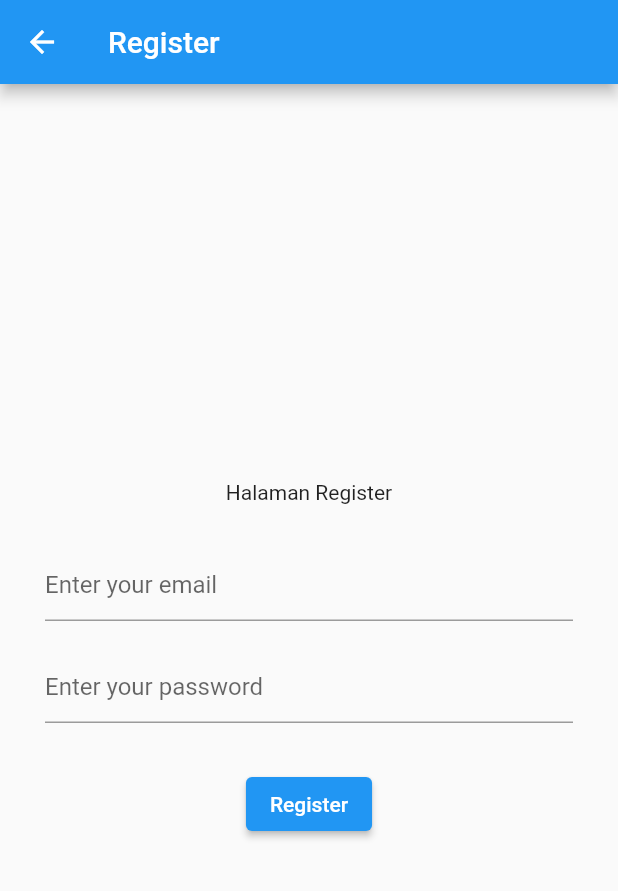
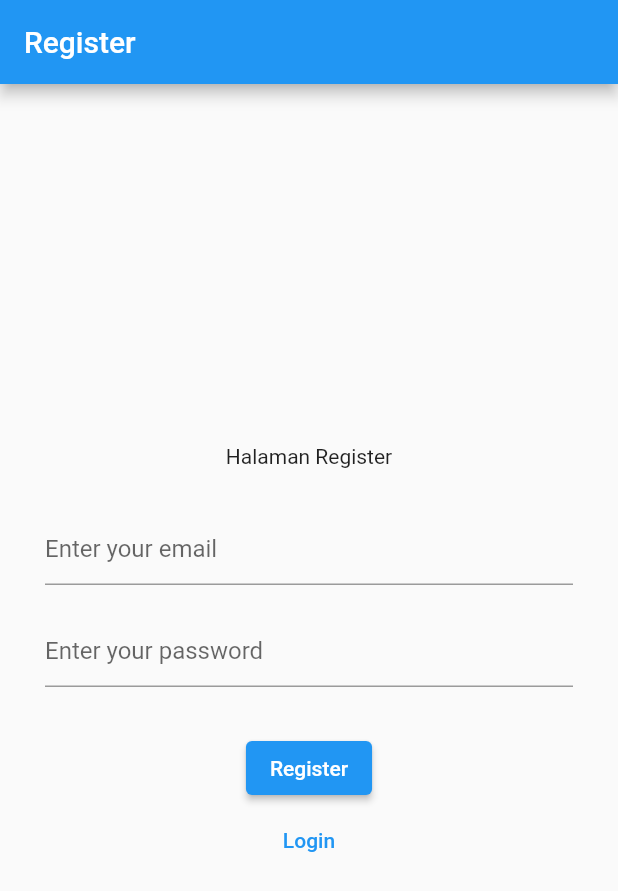
Before and after one commit to Elfeny7/Notes-App, a Flutter app: the RegisterView screen opened directly, on a phone screen of 412 x 824 dp. Shown: the top 891 px of the screen. Run offline on Flutter 3.47's test engine with Material 2 defaults, Android fonts, the phone set to English and light mode, and no system bars; our stand-ins replace firebase_auth, firebase_core; accounts and stored records are empty.

```diff
--- a/lib/views/register_view.dart
+++ b/lib/views/register_view.dart
@@ -1,8 +1,5 @@
 import 'package:firebase_auth/firebase_auth.dart';
-import 'package:firebase_core/firebase_core.dart';
 import 'package:flutter/material.dart';
-
-import '../firebase_options.dart';
 
 class RegisterView extends StatefulWidget {
   const RegisterView({super.key});
@@ -33,16 +30,9 @@ class _RegisterViewState extends State<RegisterView> {
   Widget build(BuildContext context) {
     return Scaffold(
       appBar: AppBar(
-        title: const Text('Register'),
+        title: Text('Register'),
       ),
-      body: FutureBuilder(
-        future: Firebase.initializeApp(
-          options: DefaultFirebaseOptions.currentPlatform,
-        ),
-        builder: (context, snapshot) {
-          switch (snapshot.connectionState) {
-            case ConnectionState.done:
-              return Center(
+      body: Center(
         child: Column(
           mainAxisAlignment: MainAxisAlignment.center,
           children: <Widget>[
@@ -55,20 +45,18 @@ class _RegisterViewState extends State<RegisterView> {
                 enableSuggestions: false,
                 autocorrect: false,
                 keyboardType: TextInputType.emailAddress,
-                        decoration:
-                            const InputDecoration(hintText: 'Enter your email'),
+                decoration: const InputDecoration(hintText: 'Enter your email'),
               ),
             ),
             Padding(
-                      padding: const EdgeInsets.only(
-                          bottom: 20, left: 30, right: 30),
+              padding: const EdgeInsets.only(bottom: 20, left: 30, right: 30),
               child: TextField(
                 controller: _password,
                 obscureText: true,
                 enableSuggestions: false,
                 autocorrect: false,
-                        decoration: const InputDecoration(
-                            hintText: 'Enter your password'),
+                decoration:
+                    const InputDecoration(hintText: 'Enter your password'),
               ),
             ),
             Padding(
@@ -96,13 +84,15 @@ class _RegisterViewState extends State<RegisterView> {
                   },
                   child: const Text('Register')),
             ),
+            TextButton(
+              onPressed: () {
+                Navigator.of(context)
+                  .pushNamedAndRemoveUntil('/login', (route) => false);
+              },
+              child: Text('Login'),
+            ),
           ],
         ),
-              );
-            default:
-              return const Text('Loading...');
-          }
-        },
       ),
     );
   }
```
Also changed, not shown: lib/main.dart (+16 -8 lines), lib/views/login_view.dart (+13 -22 lines), lib/views/verify_email_view.dart (added, +34 -0 lines). Lines whose indentation alone changed are shown as unchanged.
